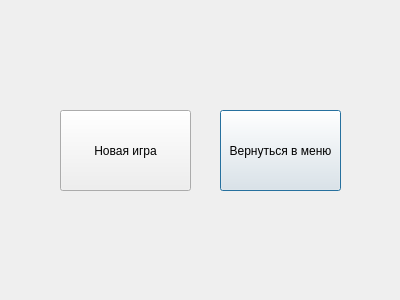
This is Task5/Resources/ui/forms/finish_dialog.ui in SaVyrin/Languages-and-Programming-Systems as Qt 5 draws it before an edit. The edited form follows.
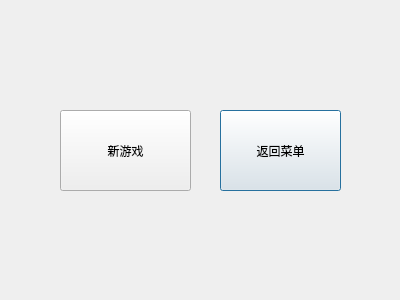
This is the edited form.

Patch:
```diff
--- a/Task5/Resources/ui/forms/finish_dialog.ui
+++ b/Task5/Resources/ui/forms/finish_dialog.ui
@@ -23,7 +23,7 @@
     </rect>
    </property>
    <property name="text">
-    <string>Вернуться в меню</string>
+    <string>返回菜单</string>
    </property>
   </widget>
   <widget class="QPushButton" name="newGameButton">
@@ -36,7 +36,7 @@
     </rect>
    </property>
    <property name="text">
-    <string>Новая игра</string>
+    <string>新游戏</string>
    </property>
   </widget>
  </widget>
```
Left out of the diff: 2 changed lines with no effect on the pictures.
